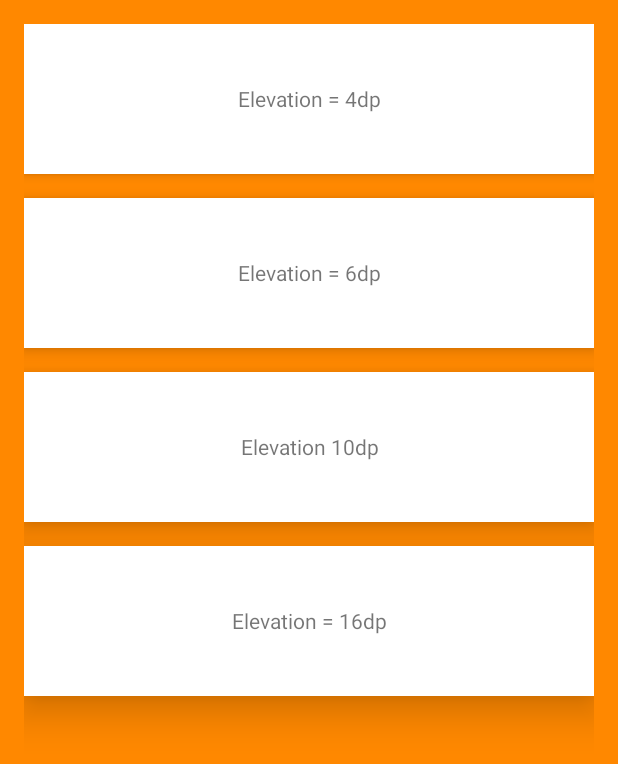
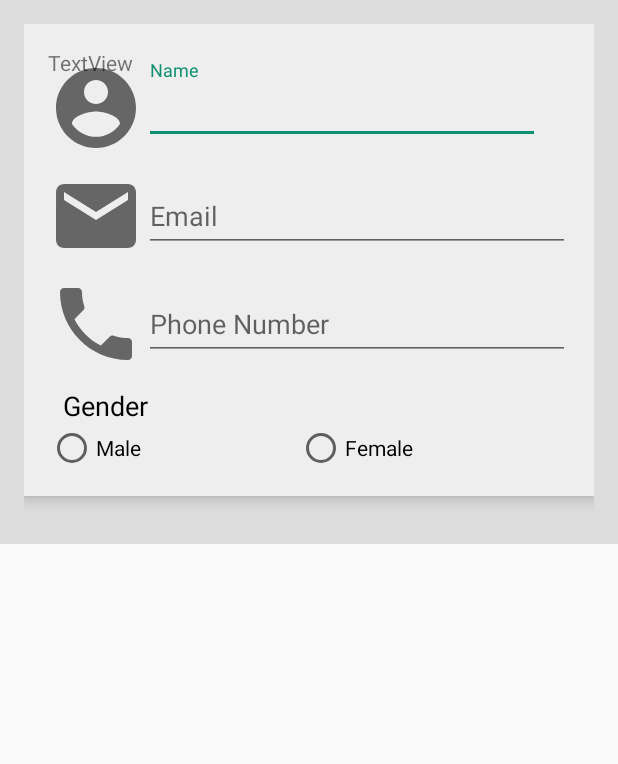
Before and after one commit to HoverTO/Hover, an Android app: the layout view_preferences.xml on its own in the app's theme, with its tools: preview values and no code run, on a phone screen of 412 x 824 dp. Shown: the top 764 px of the screen. Run offline under Robolectric (Android 15) with nearby library versions, the phone set to English and light mode, and no system bars.

Commit message:
Container classes for ViewPager contents

```diff
--- /dev/null
+++ b/Android/HoverApp/app/src/main/java/com/hover/morris/hoverapp/PersonalInfoContainer.java
@@ -0,0 +1,34 @@
+package com.hover.morris.hoverapp;
+
+import android.support.design.widget.FloatingActionButton;
+import android.util.Log;
+import android.view.View;
+import android.view.ViewGroup;
+import android.widget.EditText;
+import android.widget.ImageView;
+
+/**
+ * Created by morris on 2016-12-28.
+ */
+
+public class PersonalInfoContainer {
+	public ImageView profile_image;
+	public FloatingActionButton camera_button;
+	public EditText input_name, input_email, input_phone;
+
+	public PersonalInfoContainer(View view) {
+		profile_image = (ImageView) view.findViewById(R.id.profile_image);
+		camera_button = (FloatingActionButton) view.findViewById(R.id.btn_camera);
+
+		input_name = (EditText) view.findViewById(R.id.input_name);
+		input_email = (EditText) view.findViewById(R.id.input_email);
+
+
+		camera_button.setOnClickListener(new View.OnClickListener() {
+			@Override
+			public void onClick(View view) {
+				Log.d("DEBUG", "Camera Button Click");
+			}
+		});
+	}
+}
--- a/Android/HoverApp/app/src/main/java/com/hover/morris/hoverapp/SettingsActivity.java
+++ b/Android/HoverApp/app/src/main/java/com/hover/morris/hoverapp/SettingsActivity.java
@@ -2,6 +2,7 @@ package com.hover.morris.hoverapp;
 
 import android.content.Context;
 import android.content.Intent;
+import android.support.design.widget.FloatingActionButton;
 import android.support.v4.view.PagerAdapter;
 import android.support.v4.view.ViewPager;
 import android.support.v7.app.AppCompatActivity;
@@ -11,9 +12,11 @@ import android.view.LayoutInflater;
 import android.view.View;
 import android.view.ViewGroup;
 import android.widget.Button;
+import android.widget.ImageView;
 import android.widget.Spinner;
 
 import com.google.android.gms.games.GamesMetadata;
+import com.google.android.gms.plus.model.people.Person;
 
 public class SettingsActivity extends AppCompatActivity {
 
@@ -23,8 +26,8 @@ public class SettingsActivity extends AppCompatActivity {
 	private CustomPagerAdapter customPagerAdapter;
 	private Button next_button;
 
-	private Spinner office_spinner, group_spinner, role_spinner;
-	private Button add_station_button;
+
+	private PersonalInfoContainer personalInfoContainer;
 
 	@Override
 	protected void onCreate(Bundle savedInstanceState) {
@@ -68,20 +71,11 @@ public class SettingsActivity extends AppCompatActivity {
 			}
 		});
 
-		add_station_button = (Button) ((View)customPagerAdapter.instantiateItem(viewPager, 1)).findViewById(R.id.btn_add_station);
-
-		add_station_button.setOnClickListener(new View.OnClickListener() {
-			@Override
-			public void onClick(View view) {
-				Log.d("DEBUG", "WHAT THE FUCK");
-			}
-		});
+		for(int i = 0; i < CustomPagerEnum.values().length; i++) {
+			customPagerAdapter.instantiateItem(viewPager, i);
 		}
 
-	private void init() {
-		office_spinner = (Spinner) findViewById(R.id.office_spinner);
-		group_spinner = (Spinner) findViewById(R.id.group_spinner);
-		role_spinner = (Spinner) findViewById(R.id.role_spinner);
+		personalInfoContainer = customPagerAdapter.getPersonalInfoContainer();
 	}
 
 	/**
@@ -99,7 +93,6 @@ public class SettingsActivity extends AppCompatActivity {
 			// Make sure request was successful
 			if(resultCode == RESULT_OK) {
 
-			}
 			}
 		}
 	}
@@ -132,6 +125,8 @@ class CustomPagerAdapter extends PagerAdapter {
 
 		private Context mContext;
 
+		private PersonalInfoContainer personalInfoContainer = null;
+
 		public CustomPagerAdapter(Context context) {
 			mContext = context;
 		}
@@ -143,7 +138,13 @@ class CustomPagerAdapter extends PagerAdapter {
 
 			ViewGroup layout = (ViewGroup) inflater.inflate(customPagerEnum.getLayoutResId(), collection, false);
 
-
+			switch(position) {
+				case 0:
+					personalInfoContainer = new PersonalInfoContainer(layout);
+					break;
+				default:
+					break;
+			}
 
 			collection.addView(layout);
 			//TODO
@@ -172,4 +173,9 @@ class CustomPagerAdapter extends PagerAdapter {
 			return mContext.getString(customPagerEnum.getTitleResId());
 		}
 
+		public PersonalInfoContainer getPersonalInfoContainer() {
+			return personalInfoContainer;
 		}
+
+	}
+}
--- a/Android/HoverApp/app/src/main/res/layout/view_personal_info.xml
+++ b/Android/HoverApp/app/src/main/res/layout/view_personal_info.xml
@@ -28,7 +28,7 @@
 			              android:orientation="vertical">
 
 				<LinearLayout
-					android:id="@+id/viewA"
+					android:id="@+id/profile_view"
 					android:layout_width="match_parent"
 					android:layout_height="match_parent"
 					android:layout_weight="0.6"
@@ -51,13 +51,13 @@
 			</LinearLayout>
 
 			<android.support.design.widget.FloatingActionButton
-				android:id="@+id/fab"
+				android:id="@+id/btn_camera"
 				android:layout_width="match_parent"
 				android:layout_height="53dp"
 				android:layout_margin="16dp"
 				android:clickable="true"
 				android:src="@drawable/ic_camera_alt_white_24dp"
-				app:layout_anchor="@id/viewA"
+				app:layout_anchor="@id/profile_view"
 				app:layout_anchorGravity="bottom|right|end"/>
 
 		</android.support.design.widget.CoordinatorLayout>
@@ -86,7 +86,6 @@
 					android:id="@+id/input_name"
 					android:layout_width="264dp"
 					android:layout_height="wrap_content"
-					android:inputType="textEmailAddress"
 					android:hint="@string/input_name_hint" />
 
 			</android.support.design.widget.TextInputLayout>
--- a/Android/HoverApp/app/src/main/res/layout/view_preferences.xml
+++ b/Android/HoverApp/app/src/main/res/layout/view_preferences.xml
@@ -1,54 +1,164 @@
 <?xml version="1.0" encoding="utf-8"?>
-<LinearLayout xmlns:android="http://schemas.android.com/apk/res/android"
+<ScrollView
+	xmlns:android="http://schemas.android.com/apk/res/android"
+	xmlns:app="http://schemas.android.com/apk/res-auto"
+	android:layout_width="fill_parent"
+	android:layout_height="fill_parent"
+	android:fitsSystemWindows="true">
+
+	<LinearLayout
+		xmlns:android="http://schemas.android.com/apk/res/android"
 		android:orientation="vertical"
 		android:layout_width="match_parent"
 		android:layout_height="match_parent"
-              android:background="@android:color/holo_orange_dark">
+		android:background="@color/colorPrimaryMedium"
+		android:paddingTop="16dp"
+		android:paddingLeft="16dp"
+		android:paddingRight="16dp"
+		android:paddingBottom="16dp">
 
-	<LinearLayout xmlns:android="http://schemas.android.com/apk/res/android"
+		<RelativeLayout
+			android:orientation="vertical"
+			android:layout_width="match_parent"
+			android:layout_height="wrap_content"
+			android:background="@color/colorPrimary"
+			android:layout_marginBottom="16dp"
+			android:elevation="6dp"
+			android:paddingTop="16dp"
+			android:paddingLeft="16dp"
+			android:paddingRight="16dp"
+			android:paddingBottom="16dp">
+
+
+
+			<android.support.design.widget.TextInputLayout
 				android:layout_width="match_parent"
 				android:layout_height="match_parent"
-	              android:orientation="vertical"
-	              android:paddingBottom="@dimen/activity_vertical_margin"
-	              android:paddingLeft="@dimen/activity_horizontal_margin"
-	              android:paddingRight="@dimen/activity_horizontal_margin"
-	              android:paddingTop="@dimen/activity_vertical_margin">
+				android:layout_marginTop="8dp"
+				android:layout_marginBottom="8dp"
+				android:id="@+id/input_name_layout"
+				android:layout_toRightOf="@+id/name_icon">
+
+				<EditText
+					android:id="@+id/input_name"
+					android:layout_width="264dp"
+					android:layout_height="wrap_content"
+					android:inputType="textEmailAddress"
+					android:hint="@string/input_name_hint" />
+
+			</android.support.design.widget.TextInputLayout>
+
+			<ImageView
+				android:layout_width="wrap_content"
+				android:layout_height="wrap_content"
+				app:srcCompat="@drawable/ic_mail_black_64dp"
+				android:id="@+id/email_icon"
+				android:layout_weight="1"
+				android:layout_alignParentLeft="true"
+				android:layout_alignParentStart="true"
+				android:layout_above="@+id/input_phone_layout"
+				android:layout_alignTop="@+id/input_email_layout"/>
+
+			<android.support.design.widget.TextInputLayout
+				android:layout_width="match_parent"
+				android:layout_height="wrap_content"
+				android:layout_marginTop="8dp"
+				android:layout_marginBottom="8dp"
+				android:id="@+id/input_email_layout"
+				android:layout_below="@+id/input_name_layout"
+				android:layout_toRightOf="@id/email_icon">
+
+				<EditText
+					android:id="@+id/input_email"
+					android:layout_width="match_parent"
+					android:layout_height="wrap_content"
+					android:inputType="textEmailAddress"
+					android:hint="@string/input_email_hint" />
+			</android.support.design.widget.TextInputLayout>
+
+			<ImageView
+				android:layout_width="wrap_content"
+				android:layout_height="wrap_content"
+				app:srcCompat="@drawable/ic_call_black_64dp"
+				android:id="@+id/phone_icon"
+				android:layout_weight="1"
+				android:layout_alignParentLeft="true"
+				android:layout_alignParentStart="true"
+				android:layout_above="@+id/gender_text_label"
+				android:layout_alignTop="@+id/input_phone_layout"/>
+
+			<android.support.design.widget.TextInputLayout
+				android:layout_width="match_parent"
+				android:layout_height="wrap_content"
+				android:layout_marginTop="8dp"
+				android:layout_marginBottom="8dp"
+				android:id="@+id/input_phone_layout"
+				android:layout_below="@+id/input_email_layout"
+				android:layout_toRightOf="@id/phone_icon">
+
+				<EditText
+					android:id="@+id/input_phone"
+					android:layout_width="match_parent"
+					android:layout_height="wrap_content"
+					android:inputType="textEmailAddress"
+					android:hint="@string/input_phone_hint" />
+			</android.support.design.widget.TextInputLayout>
 
 			<TextView
+				android:text="Gender"
 				android:layout_width="match_parent"
-			android:layout_height="100dp"
-			android:background="#fff"
-			android:elevation="4dp"
-			android:gravity="center"
-			android:text="Elevation = 4dp" />
+				android:layout_height="wrap_content"
+				android:id="@+id/gender_text_label"
+				android:layout_marginLeft="10dp"
+				android:layout_marginTop="10dp"
+				android:textSize="18sp"
+				android:textColor="@color/colorDark"
+				android:layout_below="@+id/input_phone_layout"/>
+
+			<RadioGroup
+				android:orientation="horizontal"
+				android:layout_width="match_parent"
+				android:layout_height="wrap_content"
+				android:id="@+id/gender_radiogroup"
+				android:layout_below="@+id/gender_text_label">
+
+				<RadioButton
+					android:text="Male"
+					android:layout_width="wrap_content"
+					android:layout_height="wrap_content"
+					android:id="@+id/radioButton2"
+					android:layout_weight="1"/>
+
+				<RadioButton
+					android:text="Female"
+					android:layout_width="wrap_content"
+					android:layout_height="wrap_content"
+					android:id="@+id/radioButton4"
+					android:layout_weight="1"/>
+
+			</RadioGroup>
+
+			<ImageView
+				android:layout_width="wrap_content"
+				android:layout_height="wrap_content"
+				app:srcCompat="@drawable/ic_account_circle_black_64dp"
+				android:id="@+id/name_icon"
+				android:layout_weight="1"
+				android:layout_alignParentLeft="true"
+				android:layout_alignParentStart="true"
+				android:layout_above="@+id/input_email_layout"
+				android:layout_alignTop="@+id/input_name_layout"/>
 
 			<TextView
-			android:layout_width="match_parent"
-			android:layout_height="100dp"
-			android:layout_marginTop="16dp"
-			android:background="#fff"
-			android:elevation="6dp"
-			android:gravity="center"
-			android:text="Elevation = 6dp" />
+				android:text="TextView"
+				android:layout_width="wrap_content"
+				android:layout_height="wrap_content"
+				android:layout_alignParentTop="true"
+				android:layout_alignParentLeft="true"
+				android:layout_alignParentStart="true"
+				android:id="@+id/textView6"/>
 
-		<TextView
-			android:layout_width="match_parent"
-			android:layout_height="100dp"
-			android:layout_marginTop="16dp"
-			android:background="#fff"
-			android:elevation="10dp"
-			android:gravity="center"
-			android:text="Elevation 10dp" />
-
-		<TextView
-			android:layout_width="match_parent"
-			android:layout_height="100dp"
-			android:layout_marginTop="16dp"
-			android:background="#fff"
-			android:elevation="16dp"
-			android:gravity="center"
-			android:text="Elevation = 16dp" />
+		</RelativeLayout>
 
 	</LinearLayout>
-
-</LinearLayout>
+</ScrollView>
```
Lines whose indentation alone changed are shown as unchanged.
